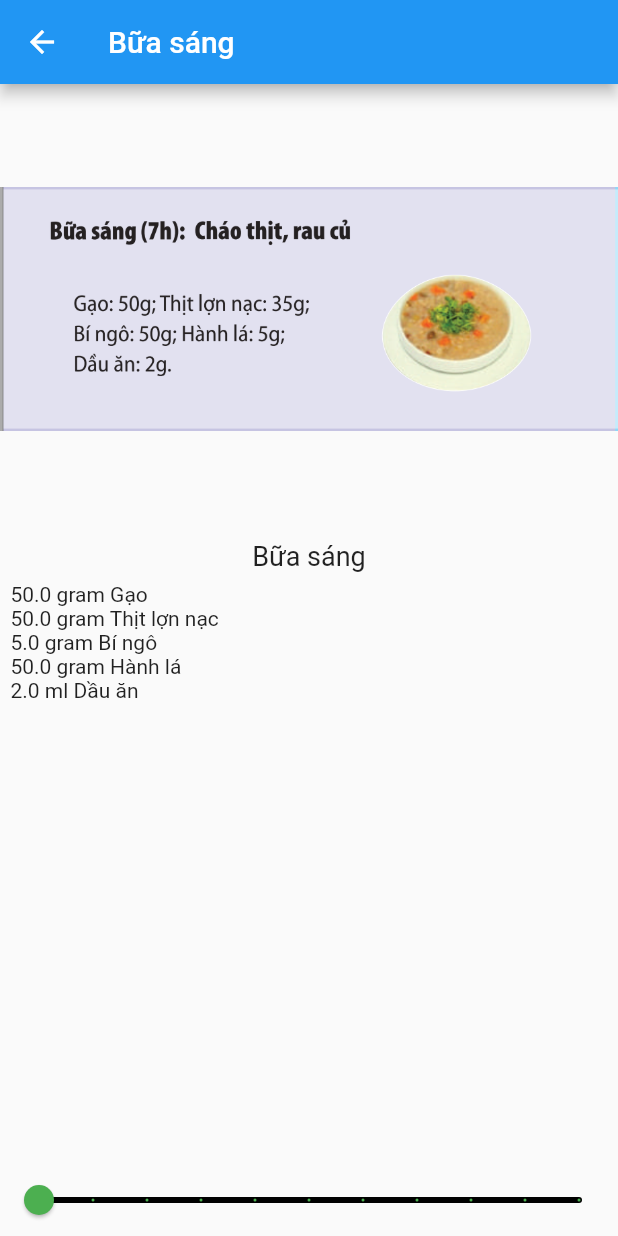
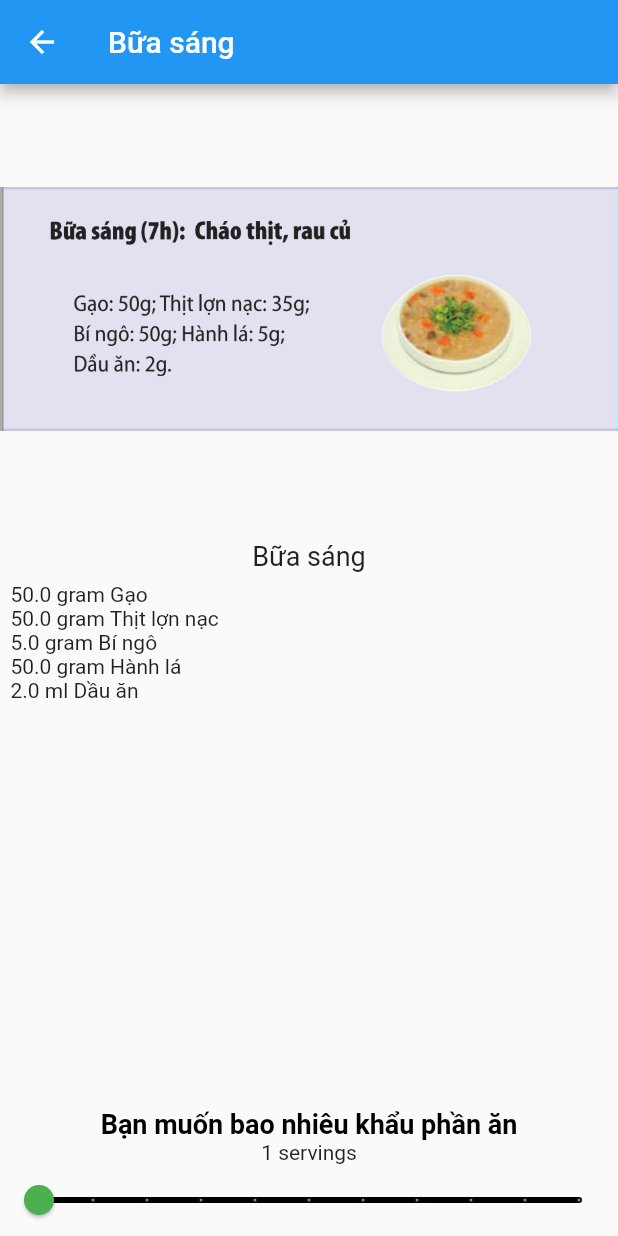
Before and after one commit to tuyendt-cpu/seven_days_covid19_treatment, a Flutter app: the RecipeDetail screen opened directly with sample values from the repository, on a phone screen of 412 x 824 dp. Run offline on Flutter 3.47's test engine with Material 2 defaults, Android fonts, the phone set to English and light mode, and no system bars; our stand-ins replace carousel_slider, flutter_svg, video_player, video_player_web, webview_flutter.

Commit message:
thêm chú thích khẩu phần ăn

```diff
--- a/lib/component_widget/KhamPhaList/card_nutrient/recipe_detail.dart
+++ b/lib/component_widget/KhamPhaList/card_nutrient/recipe_detail.dart
@@ -37,11 +37,13 @@ class _RecipeDetailState extends State<RecipeDetail> {
             const SizedBox(
               height: 4,
             ),
+
             // 6
             Text(
               widget.recipe.label,
               style: const TextStyle(fontSize: 18),
             ),
+
             // 7
             Expanded(
               // 8
@@ -57,6 +59,16 @@ class _RecipeDetailState extends State<RecipeDetail> {
                 },
               ),
             ),
+            const Text(
+              'Bạn muốn bao nhiêu khẩu phần ăn',
+              textAlign: TextAlign.center,
+              style: TextStyle(
+                color: Colors.black,
+                fontSize: 18,
+                fontWeight: FontWeight.bold,
+              ),
+            ),
+            Text('${_sliderVal * widget.recipe.servings} servings'),
             Slider(
               // 10
               min: 1,
```
